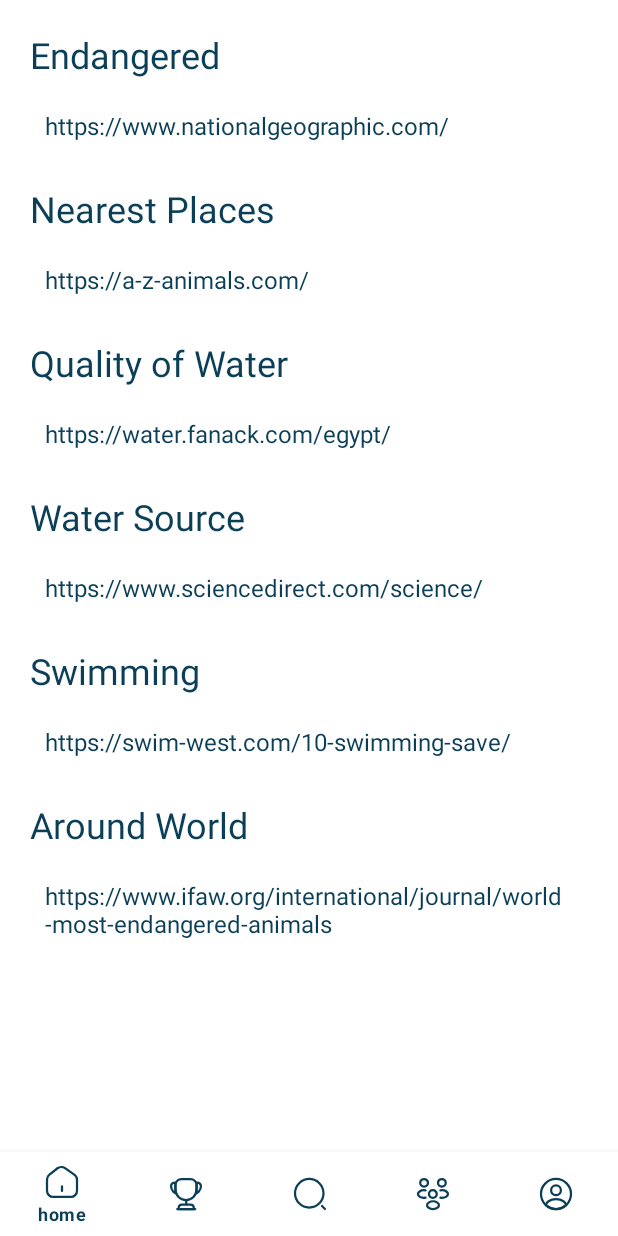
After one commit to ecosees/United-Mariners, an Android app: the fragment resourcesFragment placed in its activity, on a phone screen of 412 x 824 dp. The commit adds this screen. Run offline under Robolectric (Android 15) with nearby library versions, the phone set to English and light mode, and no system bars; our stand-ins replace Firebase (no records; nobody signed in at launch, a user with empty details on screens opened directly); pictures from the network do not load.

Commit message:
resources

```diff
--- a/app/src/main/java/com/example/unitedmariners/CommunityFragment.java
+++ b/app/src/main/java/com/example/unitedmariners/CommunityFragment.java
@@ -23,8 +23,8 @@ Button join ;
         join.setOnClickListener(new View.OnClickListener() {
             @Override
             public void onClick(View view) {
-                Intent intent = new Intent(Intent.ACTION_VIEW, Uri.parse(telegramUrl));
-                startActivity(intent);
+                    Intent intent = new Intent(Intent.ACTION_VIEW, Uri.parse(telegramUrl));
+                    startActivity(intent);
             }
         });
 
--- /dev/null
+++ b/app/src/main/java/com/example/unitedmariners/resourcesFragment.java
@@ -0,0 +1,86 @@
+package com.example.unitedmariners;
+
+import android.content.Intent;
+import android.net.Uri;
+import android.os.Bundle;
+import androidx.fragment.app.Fragment;
+import android.view.LayoutInflater;
+import android.view.View;
+import android.view.ViewGroup;
+import android.widget.TextView;
+
+
+public class resourcesFragment extends Fragment {
+    TextView linkClickE,linkclickQ,linkClickW,linkClickS,linkClickA,linkClickP;
+    @Override
+    public View onCreateView(LayoutInflater inflater, ViewGroup container,
+                             Bundle savedInstanceState) {
+        // Inflate the layout for this fragment
+        View v=inflater.inflate(R.layout.fragment_resources, container, false);
+        linkClickE=v.findViewById(R.id.btn_linkE);
+        linkclickQ=v.findViewById(R.id.btn_linkQ);
+        linkClickW=v.findViewById(R.id.btn_linkW);
+        linkClickS=v.findViewById(R.id.btn_linkS);
+        linkClickA=v.findViewById(R.id.btn_linkA);
+        linkClickP=v.findViewById(R.id.btn_linkP);
+
+        String urlEndangered = "https://www.nationalgeographic.com/";
+        String urlPlaces = "https://a-z-animals.com/blog/2-massive-great-white-sharks-weighing-as-much-as-a-polar-bear-" +
+                "each-found-swimming-off-the-coast-of-canada/?from=exit_intent ";
+        String urlQuality = "https://water.fanack.com/egypt/water-quality-in-egypt/ ";
+        String urlWaterOfSources = "https://www.sciencedirect.com/science/article/pii/S1687428520300200 ";
+        String urlSwimming = "https://swim-west.com/10-swimming-tips-save-life-family-sea/ ";
+        String urlAroundWorld = "https://www.ifaw.org/international/journal/world-most-endangered-animals ";
+
+
+        linkClickE.setOnClickListener(new View.OnClickListener() {
+            @Override
+            public void onClick(View view) {
+                Intent intent = new Intent(Intent.ACTION_VIEW, Uri.parse(urlEndangered));
+                startActivity(intent);
+
+            }
+        });
+        linkClickP.setOnClickListener(new View.OnClickListener() {
+            @Override
+            public void onClick(View view) {
+                Intent intent = new Intent(Intent.ACTION_VIEW, Uri.parse(urlPlaces));
+                startActivity(intent);
+
+            }
+        });
+        linkclickQ.setOnClickListener(new View.OnClickListener() {
+            @Override
+            public void onClick(View view) {
+                Intent intent = new Intent(Intent.ACTION_VIEW, Uri.parse(urlQuality));
+                startActivity(intent);
+
+            }
+        });
+        linkClickW.setOnClickListener(new View.OnClickListener() {
+            @Override
+            public void onClick(View view) {
+                Intent intent = new Intent(Intent.ACTION_VIEW, Uri.parse(urlWaterOfSources));
+                startActivity(intent);
+
+            }
+        });
+        linkClickS.setOnClickListener(new View.OnClickListener() {
+            @Override
+            public void onClick(View view) {
+                Intent intent = new Intent(Intent.ACTION_VIEW, Uri.parse(urlSwimming));
+                startActivity(intent);
+
+            }
+        });
+        linkClickA.setOnClickListener(new View.OnClickListener() {
+            @Override
+            public void onClick(View view) {
+                Intent intent = new Intent(Intent.ACTION_VIEW, Uri.parse(urlAroundWorld));
+                startActivity(intent);
+
+            }
+        });
+        return v;
+    }
+}
--- a/app/src/main/res/layout/activity_home_screen.xml
+++ b/app/src/main/res/layout/activity_home_screen.xml
@@ -16,11 +16,12 @@
         android:orientation="horizontal"
         android:weightSum="4">
 
-        <RelativeLayout
+        <androidx.cardview.widget.CardView
             android:id="@+id/img_photo"
-            android:layout_width="80dp"
-            android:layout_height="80dp"
-            android:layout_marginStart="10dp"
+            android:layout_width="70dp"
+            android:layout_height="70dp"
+            app:cardCornerRadius="40dp"
+            android:layout_marginLeft="12dp"
             android:background="@drawable/photo_background"
            >
 
@@ -29,10 +30,10 @@
                 android:layout_width="match_parent"
                 android:layout_height="match_parent"
                 android:src="@drawable/user_photo"
-                android:layout_marginLeft="10dp" />
+               />
 
 
-        </RelativeLayout>
+        </androidx.cardview.widget.CardView>
 
         <LinearLayout
             android:id="@+id/liner1111"
--- /dev/null
+++ b/app/src/main/res/layout/fragment_resources.xml
@@ -0,0 +1,120 @@
+<?xml version="1.0" encoding="utf-8"?>
+<LinearLayout xmlns:android="http://schemas.android.com/apk/res/android"
+    xmlns:tools="http://schemas.android.com/tools"
+    android:layout_width="match_parent"
+    android:layout_height="match_parent"
+    android:orientation="vertical"
+    android:background="@color/white"
+    tools:context=".resourcesFragment">
+    <LinearLayout
+        android:layout_width="match_parent"
+        android:layout_height="match_parent"
+        android:layout_margin="20dp"
+        android:orientation="vertical">
+
+    <TextView
+        android:layout_width="match_parent"
+        android:layout_height="wrap_content"
+        android:text="Endangered"
+        android:textColor="@color/blueDark"
+        android:textSize="@dimen/text_size_big"
+        />
+    <TextView
+        android:id="@+id/btn_linkE"
+        android:layout_width="match_parent"
+        android:layout_height="wrap_content"
+        android:textColor="@color/blueDark"
+        android:layout_marginLeft="10dp"
+        android:layout_marginTop="@dimen/mar_rig_lift"
+        android:text="https://www.nationalgeographic.com/"
+        android:textSize="@dimen/text_size_small"/>
+    <TextView
+        android:layout_width="match_parent"
+        android:layout_height="wrap_content"
+        android:text="Nearest Places"
+        android:layout_marginTop="28dp"
+        android:textColor="@color/blueDark"
+        android:textSize="@dimen/text_size_big"
+        />
+    <TextView
+        android:id="@+id/btn_linkP"
+        android:layout_width="match_parent"
+        android:layout_height="wrap_content"
+        android:textColor="@color/blueDark"
+        android:layout_marginLeft="10dp"
+        android:layout_marginTop="@dimen/mar_rig_lift"
+        android:text="https://a-z-animals.com/"
+        android:textSize="@dimen/text_size_small"/>
+    <TextView
+        android:layout_width="match_parent"
+        android:layout_height="wrap_content"
+        android:text="Quality of Water"
+        android:layout_marginTop="28dp"
+        android:textColor="@color/blueDark"
+        android:textSize="@dimen/text_size_big"
+        />
+    <TextView
+        android:id="@+id/btn_linkQ"
+        android:layout_width="match_parent"
+        android:layout_height="wrap_content"
+        android:textColor="@color/blueDark"
+        android:layout_marginLeft="10dp"
+        android:layout_marginTop="@dimen/mar_rig_lift"
+        android:text="https://water.fanack.com/egypt/"
+        android:textSize="@dimen/text_size_small"/>
+    <TextView
+        android:layout_width="match_parent"
+        android:layout_height="wrap_content"
+        android:text="Water Source"
+        android:layout_marginTop="28dp"
+        android:textColor="@color/blueDark"
+        android:textSize="@dimen/text_size_big"
+        />
+    <TextView
+        android:id="@+id/btn_linkW"
+        android:layout_width="match_parent"
+        android:layout_height="wrap_content"
+        android:textColor="@color/blueDark"
+        android:layout_marginLeft="10dp"
+        android:layout_marginTop="@dimen/mar_rig_lift"
+        android:text="https://www.sciencedirect.com/science/"
+        android:textSize="@dimen/text_size_small"/>
+    <TextView
+        android:layout_width="match_parent"
+        android:layout_height="wrap_content"
+        android:text="Swimming"
+        android:textColor="@color/blueDark"
+        android:layout_marginTop="28dp"
+        android:textSize="@dimen/text_size_big"
+        />
+    <TextView
+        android:id="@+id/btn_linkS"
+        android:layout_width="match_parent"
+        android:layout_height="wrap_content"
+        android:textColor="@color/blueDark"
+        android:layout_marginLeft="10dp"
+        android:layout_marginTop="@dimen/mar_rig_lift"
+        android:text="https://swim-west.com/10-swimming-save/"
+        android:textSize="@dimen/text_size_small"/>
+    <TextView
+        android:layout_width="match_parent"
+        android:layout_height="wrap_content"
+        android:text="Around World"
+        android:layout_marginTop="28dp"
+        android:textColor="@color/blueDark"
+        android:textSize="@dimen/text_size_big"
+        />
+    <TextView
+        android:id="@+id/btn_linkA"
+        android:layout_width="match_parent"
+        android:layout_height="wrap_content"
+        android:textColor="@color/blueDark"
+        android:layout_marginLeft="10dp"
+        android:layout_marginTop="@dimen/mar_rig_lift"
+        android:text="https://www.ifaw.org/international/journal/world-most-endangered-animals "
+        android:textSize="@dimen/text_size_small"/>
+
+    </LinearLayout>
+
+
+</LinearLayout>
--- a/app/src/main/res/menu/bottom_navigation_home.xml
+++ b/app/src/main/res/menu/bottom_navigation_home.xml
@@ -16,8 +16,10 @@
         android:id="@+id/community"
         android:icon="@drawable/ic_people"
         android:title="Community" />
+
     <item
         android:id="@+id/profile"
         android:icon="@drawable/ic_profile"
         android:title="Profile" />
+
 </menu>
--- a/app/src/main/res/menu/menu.xml
+++ b/app/src/main/res/menu/menu.xml
@@ -15,4 +15,7 @@
      android:title="Swimming"/>
     <item android:id="@+id/aroundWorld"
      android:title="Around World"/>
+    <item android:id="@+id/resources"
+        android:title="Resources"/>
+
 </menu>
```
Also changed, not shown: app/src/main/AndroidManifest.xml (+5 -9 lines), app/src/main/java/com/example/unitedmariners/HomeFragment.java (deleted, +0 -20 lines), app/src/main/java/com/example/unitedmariners/home_screen_Activity.java (+18 -7 lines), app/src/main/res/layout/fragment_home.xml (deleted, +0 -14 lines), app/src/main/res/layout/fragment_profile.xml (+18 -5 lines), app/src/main/res/drawable/ic_recources.png (added), app/src/main/res/drawable/ic_user.png (added).
